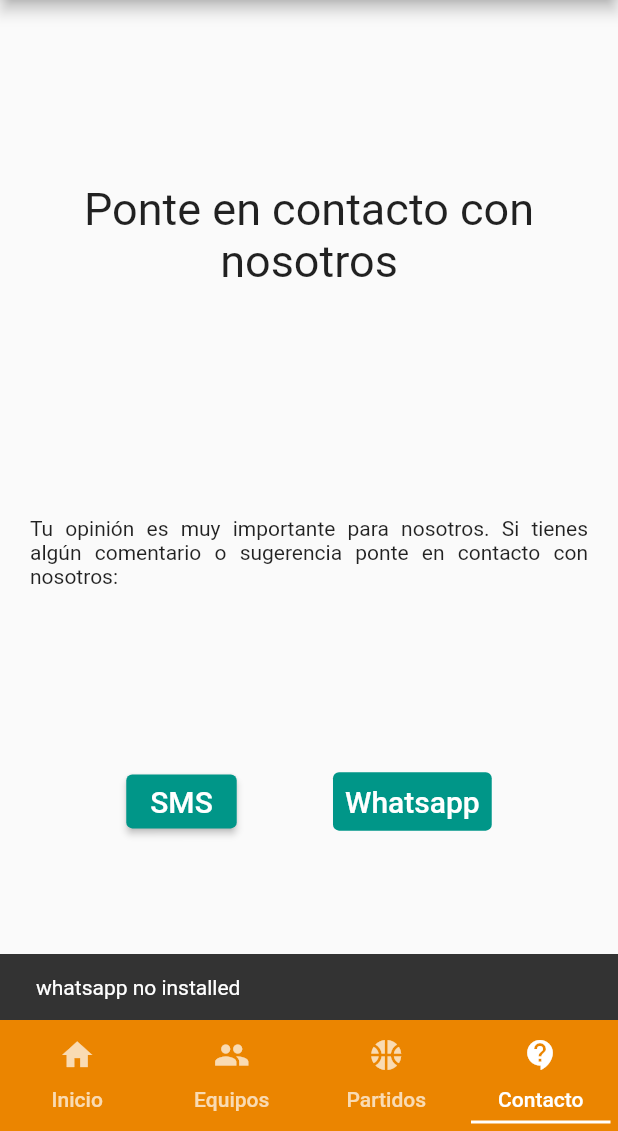
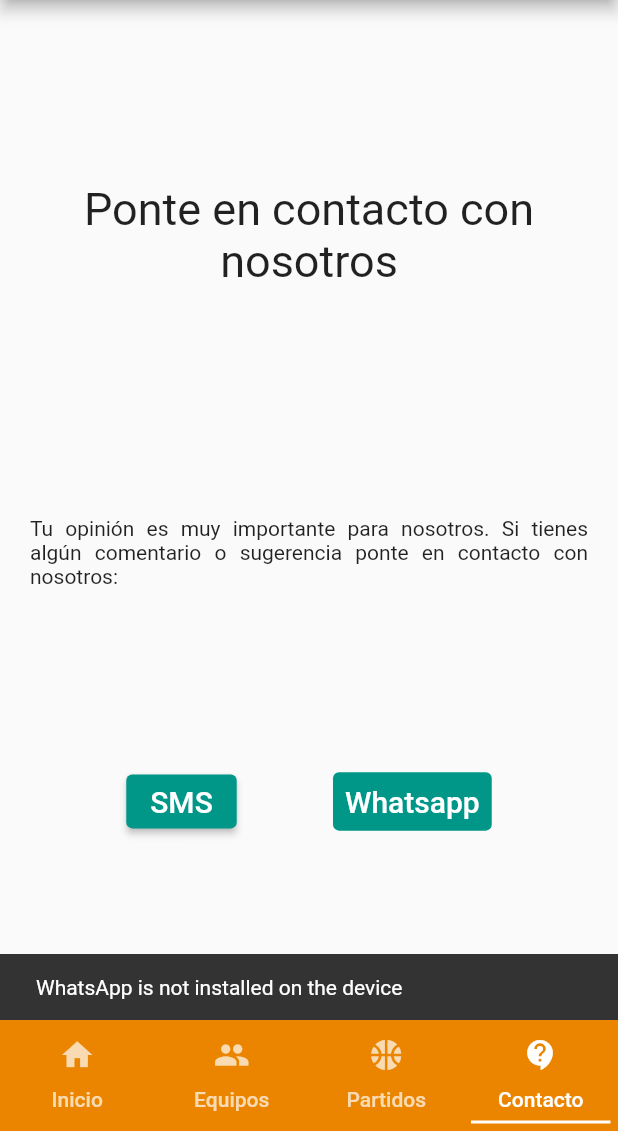
Before and after one commit to PaulSesMc/AppAndroid_miTorneo, a Flutter app: the screen it shows once a user with an empty profile is signed in, item 4 of the bottom bar chosen, after a tap on "Whatsapp", on a phone screen of 412 x 824 dp, the part 105-1236 px from its top. Run offline on Flutter 3.47's test engine with Material 2 defaults, Android fonts, the phone set to English and light mode, and no system bars; our stand-ins replace firebase_auth, firebase_core; missing offline and left inert: flutter_sms; accounts and stored records are empty; network calls fail.

Commit message:
contacto2

```diff
--- a/proyectofinal/lib/contacto.dart
+++ b/proyectofinal/lib/contacto.dart
@@ -1,5 +1,6 @@
 import 'package:flutter/material.dart';
 import 'package:url_launcher/url_launcher.dart';
+import 'package:flutter_sms/flutter_sms.dart';
 
 class Contacto extends StatefulWidget {
   @override
@@ -22,22 +23,33 @@ class _MyAppState extends State<Contacto> {
     }
   }
 
-  _textMe() async {
-    // Android
-    const uri = 'sms:+39 348 060 888?body=hello%20there';
-    if (await canLaunch(uri)) {
-      await launch(uri);
+
+  _launchWhatsapp() async {
+    var whatsapp = "+91XXXXXXXXXX";
+    var whatsappAndroid =Uri.parse("whatsapp://send?phone=$whatsapp&text=hello");
+    if (await canLaunchUrl(whatsappAndroid)) {
+        await launchUrl(whatsappAndroid);
     } else {
-        throw 'Could not launch $uri';
-      }
+        ScaffoldMessenger.of(context).showSnackBar(
+        const SnackBar(
+          content: Text("WhatsApp is not installed on the device"),
+        ),
+      );
     }
+}
 
+
+  Future<void> _launchUrl() async {
+    var _url = Uri.parse("sms:966738292?body=hello%20there");
+    if (!await launchUrl(_url)) {
+      throw 'Could not launch $_url';
+    }
+  }
 
   @override
   Widget build(BuildContext context) {
     return MaterialApp(
         home: Scaffold(
-
             body: Container(
                 margin: EdgeInsets.all(20),
                 alignment: Alignment.center,
@@ -49,7 +61,6 @@ class _MyAppState extends State<Contacto> {
                         style: TextStyle(fontSize: 30),
                         textAlign: TextAlign.center,
                       ),
-
                       const Text(
                         '\nTu opinión es muy importante para nosotros. Si tienes algún comentario o sugerencia ponte en contacto con nosotros:\n',
                         //style: TextStyle(fontSize: 20),
@@ -66,8 +77,11 @@ class _MyAppState extends State<Contacto> {
                                     onPrimary: Colors.white,
                                     onSurface: Colors.grey,
                                   ),
-                                  onPressed: _textMe,
-                                  child: const Text('SMS',style: TextStyle(fontSize: 20.0),),
+                                  onPressed: _launchUrl,
+                                  child: const Text(
+                                    'SMS',
+                                    style: TextStyle(fontSize: 20.0),
+                                  ),
                                 )
                               ],
                             ),
@@ -86,7 +100,8 @@ class _MyAppState extends State<Contacto> {
                                   onPressed: () {
                                     String mensaje = "Hola Mcdonalds";
                                     String destinatario = "+525559175602";
-                                    openwhatsapp(mensaje, destinatario);
+                                    //openwhatsapp(mensaje, destinatario);
+                                    _launchWhatsapp();
                                   },
                                 ),
                               ],
--- a/proyectofinal/pubspec.yaml
+++ b/proyectofinal/pubspec.yaml
@@ -40,6 +40,7 @@ dependencies:
   firebase_core: ^2.3.0
   firebase_auth: ^4.1.4
   url_launcher: ^6.1.7
+  flutter_sms: ^2.3.3
 
 dev_dependencies:
   flutter_test:
```
Also changed, not shown: proyectofinal/pubspec.lock, 1 other file.
